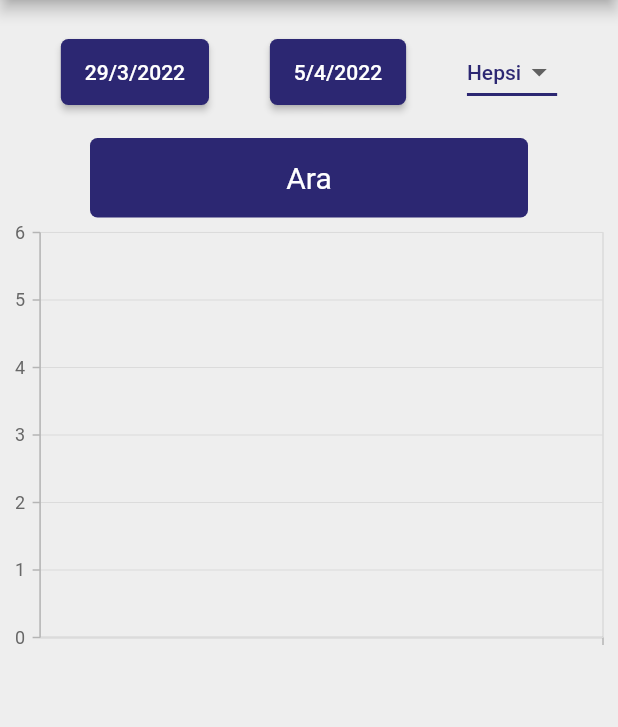
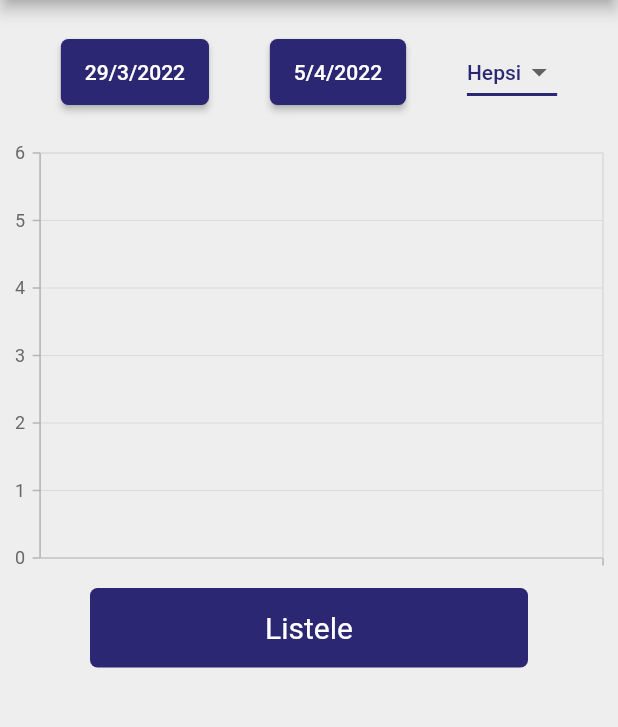
Before and after one commit to yusufboran/farm_tracking, a Flutter app: the screen it shows after launch, after a tap on "Giriş", on a phone screen of 412 x 824 dp, the part 84-811 px from its top. Run offline on Flutter 3.47's test engine with Material 2 defaults, Android fonts, the phone set to English and light mode, and no system bars; our stand-ins replace syncfusion_flutter_charts; missing offline and left inert: crypt, dart:ffi; network calls fail.

Commit message:
listview 1

```diff
--- a/lib/screens/home_screen.dart
+++ b/lib/screens/home_screen.dart
@@ -2,7 +2,9 @@ import 'dart:convert';
 
 import 'package:flutter/material.dart';
 import 'package:haytek/entities/milk.dart';
+import 'package:haytek/screens/list_detail.dart';
 import 'package:haytek/screens/login_screen.dart';
+import 'package:haytek/widgets/button.dart';
 import 'package:haytek/widgets/datepicker.dart';
 import 'package:haytek/widgets/line_charts.dart';
 import 'package:haytek/widgets/list_field.dart';
@@ -72,38 +74,24 @@ class _HomePageState extends State<HomePage> {
             ],
           ),
           SizedBox(height: 20),
-          GestureDetector(
-            onTap: () => {
-              query(),
-            },
-            child: Container(
-              width: MediaQuery.of(context).size.width,
-              margin: EdgeInsets.symmetric(horizontal: 60),
-              padding: EdgeInsets.symmetric(vertical: 15),
-              alignment: Alignment.center,
-              decoration: BoxDecoration(
-                borderRadius: BorderRadius.all(Radius.circular(5)),
-                boxShadow: <BoxShadow>[
-                  BoxShadow(
-                      color: Color.fromRGBO(238, 238, 238, 1),
-                      offset: Offset(2, 4),
-                      blurRadius: 5,
-                      spreadRadius: 2)
-                ],
-                color: Color(0xff2c2772),
-              ),
-              child: Text(
-                'Ara',
-                style: TextStyle(fontSize: 20, color: Colors.white),
-              ),
-            ),
-          ),
           LineChartPage(items: _items),
+          MyButton(func: press, text: "Listele")
+
           // Expanded(
           //   child: Text(_items.toString()),
           // ),
         ],
       ),
+    );
+  }
+
+  void press() {
+    Navigator.push(
+      context,
+      MaterialPageRoute(
+          builder: (context) => SecondRoute(
+                products: List<String>.generate(500, (i) => "Product List: $i"),
+              )),
     );
   }
 
--- /dev/null
+++ b/lib/widgets/button.dart
@@ -0,0 +1,38 @@
+import 'package:flutter/material.dart';
+
+class MyButton extends StatelessWidget {
+  var func;
+  String text;
+  MyButton({Key? key, required this.func, required this.text})
+      : super(key: key);
+
+  @override
+  Widget build(BuildContext context) {
+    return GestureDetector(
+      onTap: () => {
+        func(),
+      },
+      child: Container(
+        width: MediaQuery.of(context).size.width,
+        margin: EdgeInsets.symmetric(horizontal: 60),
+        padding: EdgeInsets.symmetric(vertical: 15),
+        alignment: Alignment.center,
+        decoration: BoxDecoration(
+          borderRadius: BorderRadius.all(Radius.circular(5)),
+          boxShadow: <BoxShadow>[
+            BoxShadow(
+                color: Color.fromRGBO(238, 238, 238, 1),
+                offset: Offset(2, 4),
+                blurRadius: 5,
+                spreadRadius: 2)
+          ],
+          color: Color(0xff2c2772),
+        ),
+        child: Text(
+          text,
+          style: TextStyle(fontSize: 20, color: Colors.white),
+        ),
+      ),
+    );
+  }
+}
```
Also changed, not shown: lib/screens/list_detail.dart (added, +21 -0 lines), 1 other file.
